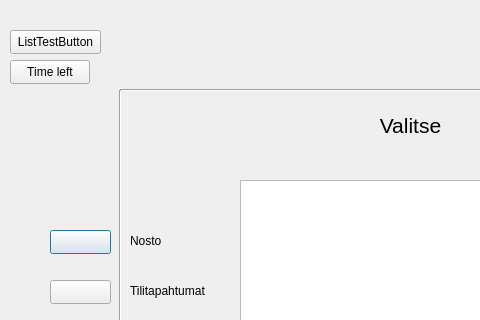
Above: bank-automat/bankwindow.ui from darkkeri/Bank-automat before the change; both pictures show x 0 to 480 and y 0 to 320 of the 821 by 588 pixel window. Below: the same form after it.
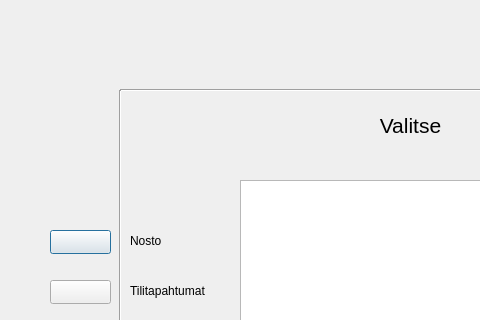
That is the form after the change.

The edit to the form file:
```diff
--- a/bank-automat/bankwindow.ui
+++ b/bank-automat/bankwindow.ui
@@ -285,19 +285,6 @@
     <enum>Qt::Vertical</enum>
    </property>
   </widget>
-  <widget class="QPushButton" name="pushButton">
-   <property name="geometry">
-    <rect>
-     <x>10</x>
-     <y>30</y>
-     <width>91</width>
-     <height>24</height>
-    </rect>
-   </property>
-   <property name="text">
-    <string>ListTestButton</string>
-   </property>
-  </widget>
   <widget class="Line" name="line_4">
    <property name="geometry">
     <rect>
@@ -321,19 +308,6 @@
     </rect>
    </property>
   </widget>
-  <widget class="QPushButton" name="pushButton_2">
-   <property name="geometry">
-    <rect>
-     <x>10</x>
-     <y>60</y>
-     <width>80</width>
-     <height>24</height>
-    </rect>
-   </property>
-   <property name="text">
-    <string>Time left</string>
-   </property>
-  </widget>
  </widget>
  <resources/>
  <connections/>
```
